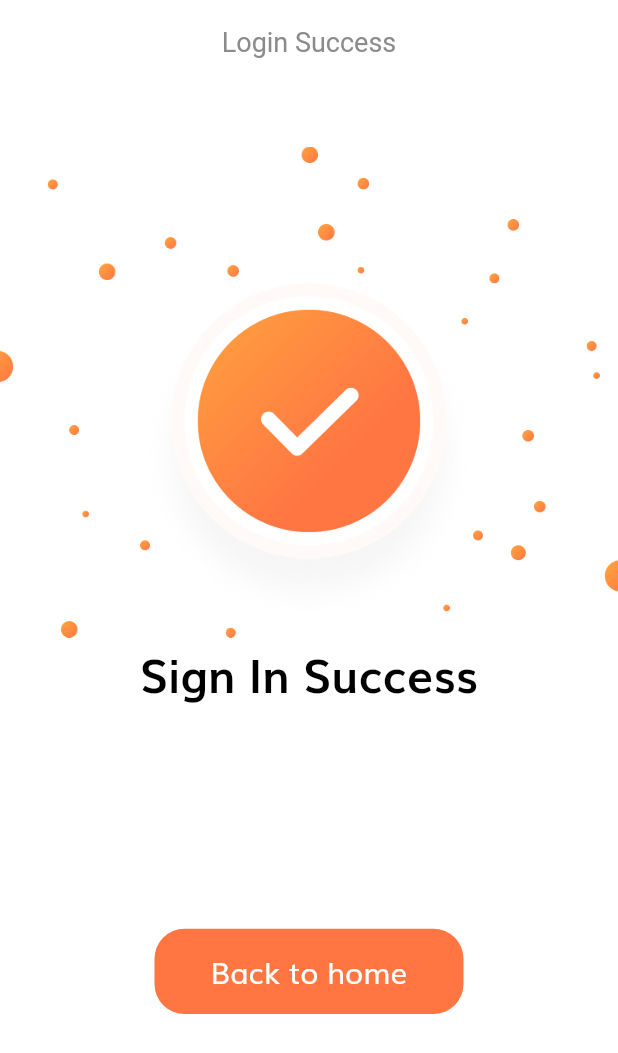
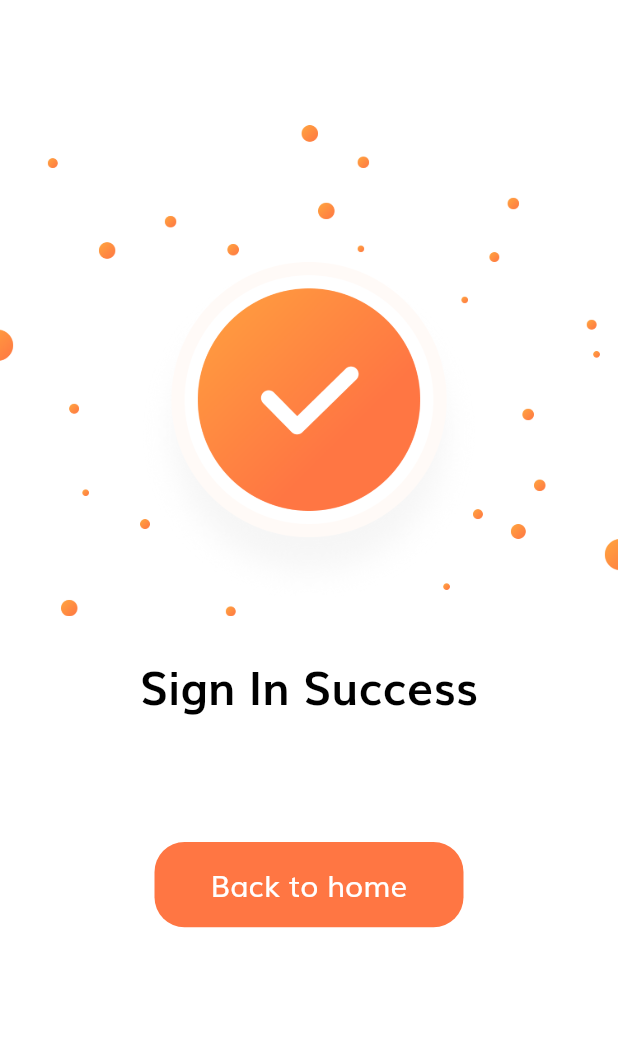
Before and after one commit to nguyencse/ecommerce, a Flutter app: the SignInSuccess screen opened by its route, on a phone screen of 412 x 824 dp. Shown: the top 1053 px of the screen. Run offline on Flutter 3.47's test engine with Material 2 defaults, Android fonts, the phone set to English and light mode, and no system bars; our stand-ins replace flutter_svg.

Commit message:
fix sign in success screen

```diff
--- a/lib/screens/sign_in_success/components/body.dart
+++ b/lib/screens/sign_in_success/components/body.dart
@@ -10,13 +10,15 @@ class Body extends StatefulWidget {
 class _BodyState extends State<Body> {
   @override
   Widget build(BuildContext context) {
-    return Column(
+    return SingleChildScrollView(
+      child: Column(
         children: [
-        SizedBox(height: getProportionateScreenHeight(40)),
+          SizedBox(height: SizeConfig.screenHeight * 0.1),
           Image.asset(
             'assets/images/success.png',
             height: SizeConfig.screenHeight * 0.4,
           ),
+          SizedBox(height: getProportionateScreenWidth(20)),
           Text(
             'Sign In Success',
             style: TextStyle(
@@ -25,7 +27,7 @@ class _BodyState extends State<Body> {
               fontWeight: FontWeight.bold,
             ),
           ),
-        Spacer(),
+          SizedBox(height: SizeConfig.screenHeight * 0.1),
           SizedBox(
             width: SizeConfig.screenWidth * 0.5,
             child: DefaultButton(
@@ -33,8 +35,8 @@ class _BodyState extends State<Body> {
               onPress: () {},
             ),
           ),
-        Spacer(),
         ],
+      ),
     );
   }
 }
--- a/lib/screens/sign_in_success/components/sign_in_success.dart
+++ b/lib/screens/sign_in_success/components/sign_in_success.dart
@@ -9,12 +9,9 @@ class SignInSuccess extends StatelessWidget {
   Widget build(BuildContext context) {
     SizeConfig().init(context);
     return Scaffold(
-      appBar: AppBar(
-        leading: SizedBox(),
-        centerTitle: true,
-        title: Text('Login Success'),
+      body: SafeArea(
+        child: Body(),
       ),
-      body: SafeArea(child: Body()),
     );
   }
 }
```
Lines whose indentation alone changed are shown as unchanged.
